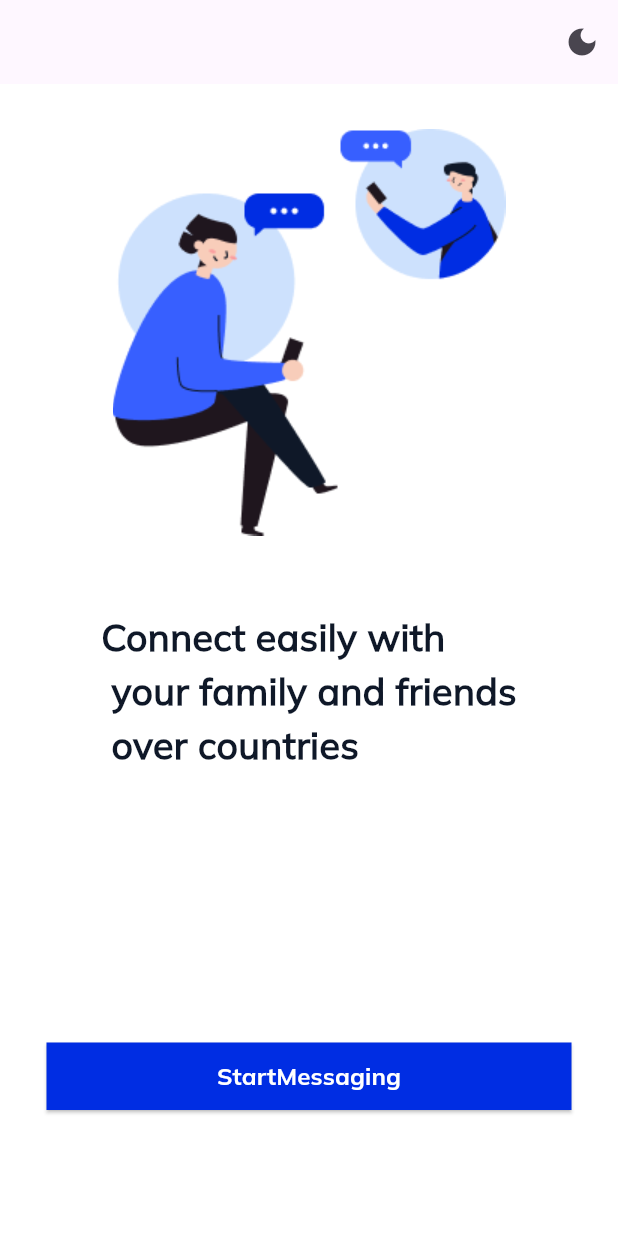
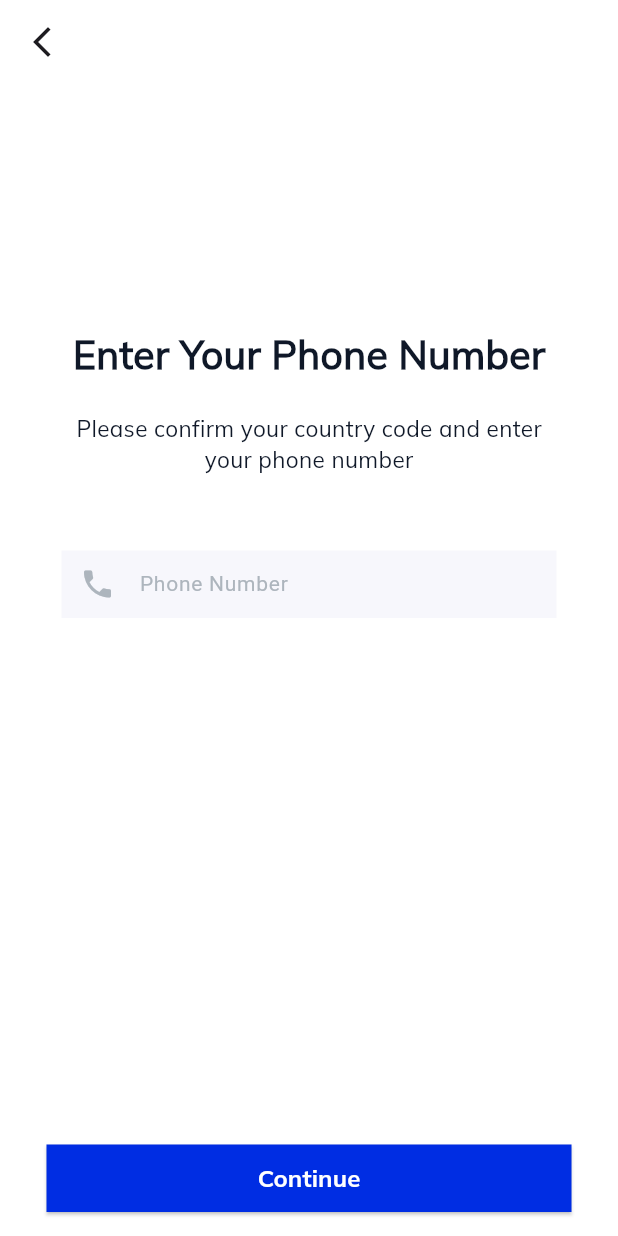
Before and after one commit to nithish25kumar/messenger-app, a Flutter app: the screen it shows after launch, after a tap on "StartMessaging", on a phone screen of 412 x 824 dp. Run offline on Flutter 3.47's test engine with Material 3 defaults, Android fonts, the phone set to English and light mode, and no system bars; our stand-ins replace flutter_bloc, pinput.

Commit message:
updated loginscreen and otpscreen

```diff
--- /dev/null
+++ b/lib/repositary/screens/login/loginscreen.dart
@@ -0,0 +1,74 @@
+import 'package:flutter/material.dart';
+import 'package:messenger_app/repositary/screens/onboard/onboardingscreen.dart';
+import 'package:messenger_app/repositary/screens/otpscreen/otpscreen.dart';
+import 'package:messenger_app/repositary/screens/widgets/Uihelper.dart';
+
+import '../../../domain/constants/appcolors.dart';
+
+class Loginscreen extends StatelessWidget {
+  TextEditingController phoneController = TextEditingController();
+
+  @override
+  Widget build(BuildContext context) {
+    return Scaffold(
+      appBar: AppBar(
+        backgroundColor: Theme.of(context).brightness == Brightness.dark
+            ? AppColors.scaffolddark
+            : AppColors.scaffoldlight,
+        elevation: 0,
+        leading: IconButton(
+            onPressed: () {
+              Navigator.pushReplacement(context,
+                  MaterialPageRoute(builder: (_) => Onboardingscreen()));
+            },
+            icon: Icon(Icons.arrow_back_ios_new)),
+      ),
+      body: Padding(
+        padding: const EdgeInsets.only(
+          top: 100,
+        ),
+        child: Center(
+          child: SingleChildScrollView(
+            child: Column(
+              children: [
+                Uihelper.CustomText(
+                    text: "Enter Your Phone Number",
+                    fontsize: 26,
+                    fontweight: FontWeight.bold,
+                    context: context),
+                SizedBox(
+                  height: 20,
+                ),
+                Uihelper.CustomText(
+                    text: "Please confirm your country code and enter",
+                    fontsize: 15,
+                    context: context),
+                Uihelper.CustomText(
+                    text: "your phone number", fontsize: 15, context: context),
+                SizedBox(
+                  height: 50,
+                ),
+                Uihelper.CustomTextField(
+                    controller: phoneController,
+                    text: 'Phone Number',
+                    textinputtype: TextInputType.number,
+                    context: context,
+                    icondata: Icons.phone),
+                SizedBox(
+                  height: 350,
+                ),
+              ],
+            ),
+          ),
+        ),
+      ),
+      floatingActionButton: Uihelper.CustomButton(
+          buttonnname: "Continue",
+          callback: () {
+            Navigator.pushReplacement(
+                context, MaterialPageRoute(builder: (_) => Otpscreen()));
+          }),
+      floatingActionButtonLocation: FloatingActionButtonLocation.centerFloat,
+    );
+  }
+}
--- a/lib/repositary/screens/onboard/onboardingscreen.dart
+++ b/lib/repositary/screens/onboard/onboardingscreen.dart
@@ -1,6 +1,8 @@
 import 'package:flutter/material.dart';
 import 'package:flutter_bloc/flutter_bloc.dart';
+import 'package:messenger_app/domain/constants/appcolors.dart';
 import 'package:messenger_app/domain/constants/cubits/themecubit.dart';
+import 'package:messenger_app/repositary/screens/login/loginscreen.dart';
 import 'package:messenger_app/repositary/screens/widgets/Uihelper.dart';
 
 class Onboardingscreen extends StatelessWidget {
@@ -10,6 +12,9 @@ class Onboardingscreen extends StatelessWidget {
   Widget build(BuildContext context) {
     return Scaffold(
       appBar: AppBar(
+        backgroundColor: Theme.of(context).brightness == Brightness.dark
+            ? AppColors.scaffolddark
+            : AppColors.scaffoldlight,
         elevation: 0,
         actions: [
           IconButton(
@@ -22,6 +27,7 @@ class Onboardingscreen extends StatelessWidget {
       body: Center(
         child: Padding(
           padding: const EdgeInsets.only(top: 30),
+          child: SingleChildScrollView(
             child: Column(
               children: [
                 Uihelper.CustomImage(
@@ -40,8 +46,13 @@ class Onboardingscreen extends StatelessWidget {
                   height: 180,
                 ),
                 Uihelper.CustomButton(
-                  buttonnname: "StartMessaging", callback: () {})
+                    buttonnname: "StartMessaging",
+                    callback: () {
+                      Navigator.pushReplacement(context,
+                          MaterialPageRoute(builder: (_) => Loginscreen()));
+                    })
               ],
+            ),
           ),
         ),
       ),
--- a/lib/repositary/screens/widgets/Uihelper.dart
+++ b/lib/repositary/screens/widgets/Uihelper.dart
@@ -61,12 +61,12 @@ class Uihelper {
       required IconData icondata}) {
     return Container(
       height: 45,
-      width: 360,
+      width: 330,
       decoration: BoxDecoration(
           color: Theme.of(context).brightness == Brightness.dark
               ? AppColors.containerdarkmode
               : AppColors.containerlightmode,
-          borderRadius: BorderRadius.circular(7)),
+          borderRadius: BorderRadius.circular(0)),
       child: TextField(
         controller: controller,
         keyboardType: textinputtype,
```
Also changed, not shown: lib/repositary/screens/otpscreen/otpscreen.dart (added, +99 -0 lines). Lines whose indentation alone changed are shown as unchanged.
